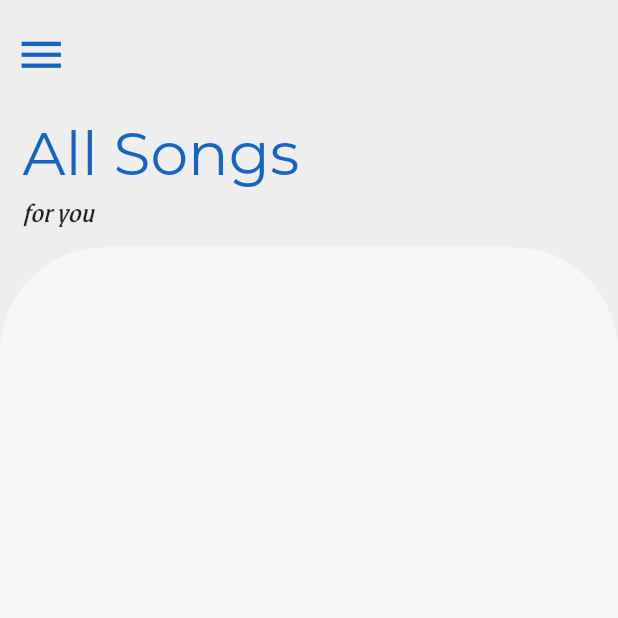
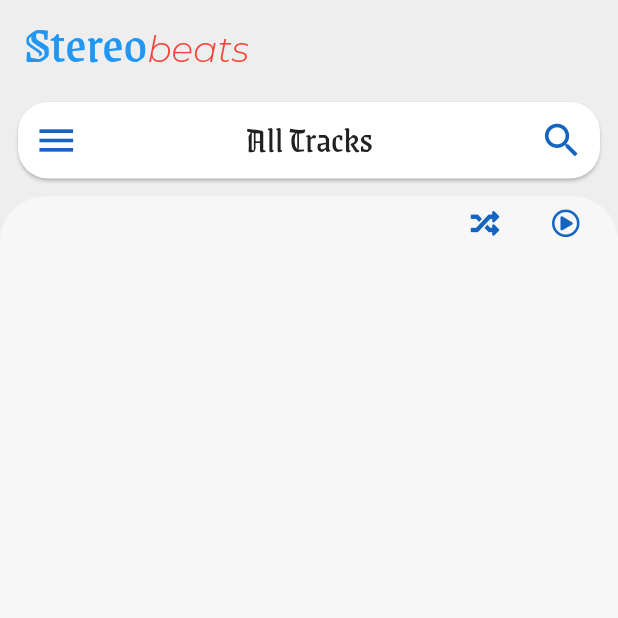
Before and after one commit to gerald-tetteh/Stereobeats-Music-Player, a Flutter app: the AllSongsScreen screen opened by its route, on a phone screen of 412 x 824 dp, the top half of it. Run offline on Flutter 3.47's test engine with Material 2 defaults, Android fonts, the phone set to English and light mode, and no system bars; our stand-ins replace assets_audio_player, carousel_slider, font_awesome_flutter, shared_preferences, sqflite; accounts and stored records are empty.

Commit message:
completed all songs page ui

```diff
--- a/lib/components/box_image.dart
+++ b/lib/components/box_image.dart
@@ -17,7 +17,7 @@ class BoxImage extends StatelessWidget {
       width: 60,
       decoration: BoxDecoration(
         borderRadius: BorderRadius.circular(15),
-        color: Colors.blue,
+        color: Color(0xff212121),
       ),
       child: ClipRRect(
         borderRadius: BorderRadius.circular(15),
--- a/lib/components/custum_list_view.dart
+++ b/lib/components/custum_list_view.dart
@@ -6,8 +6,8 @@ import '../utils/default_util.dart';
 import '../components/box_image.dart';
 import '../provider/music_player.dart';
 
-class CustumListView extends StatelessWidget {
-  const CustumListView({
+class CustomListView extends StatelessWidget {
+  const CustomListView({
     Key key,
     @required this.song,
     @required this.songs,
--- a/lib/components/play_page_controls.dart
+++ b/lib/components/play_page_controls.dart
@@ -15,14 +15,14 @@ class PlayPageControls extends StatelessWidget {
   @override
   Widget build(BuildContext context) {
     return Padding(
-      padding: const EdgeInsets.fromLTRB(15, 7, 15, 15),
+      padding: const EdgeInsets.fromLTRB(12, 0, 12, 0),
       child: Card(
         elevation: 5,
         shape: RoundedRectangleBorder(
           borderRadius: BorderRadius.circular(100),
         ),
         child: Container(
-          padding: EdgeInsets.all(15),
+          padding: EdgeInsets.all(10),
           child: Row(
             mainAxisAlignment: MainAxisAlignment.spaceAround,
             children: [
--- a/lib/pages/all_songs_page.dart
+++ b/lib/pages/all_songs_page.dart
@@ -1,10 +1,15 @@
 import 'package:flutter/material.dart';
 import 'package:provider/provider.dart';
+import 'package:font_awesome_flutter/font_awesome_flutter.dart';
 
+import '../components/box_image.dart';
 import '../provider/songItem.dart';
 import '../utils/color_util.dart';
 import '../utils/text_util.dart';
-import '../components/custum_list_view.dart';
+import '../utils/default_util.dart';
+import '../components/customDrawer.dart';
+import '../provider/music_player.dart';
+import '../components/mini_player.dart';
 
 class AllSongsScreen extends StatelessWidget {
   static const routeName = "/all-songs";
@@ -12,68 +17,141 @@ class AllSongsScreen extends StatelessWidget {
   Widget build(BuildContext context) {
     final mediaQuery = MediaQuery.of(context);
     final songs = Provider.of<SongProvider>(context).songs;
+    GlobalKey<ScaffoldState> _scaffoldKey = GlobalKey();
     return Scaffold(
       backgroundColor: Color(0xffeeeeee),
-      body: Column(
-        children: [
-          Container(
-            color: Color(0xffeeeeee),
-            height: mediaQuery.size.height * 0.2,
-            child: Stack(
+      drawer: CustomDrawer(),
+      key: _scaffoldKey,
+      appBar: AppBar(
+        title: DefaultUtil.appName,
+        automaticallyImplyLeading: false,
+        backgroundColor: Colors.transparent,
+      ),
+      body: Stack(
         fit: StackFit.expand,
         children: [
-                Container(),
-                Positioned(
-                  top: 19,
-                  left: 10,
-                  child: Icon(
+          Column(
+            children: [
+              Padding(
+                padding: const EdgeInsets.all(8.0),
+                child: Card(
+                  shape: RoundedRectangleBorder(
+                    borderRadius: BorderRadius.circular(20),
+                  ),
+                  child: Row(
+                    mainAxisAlignment: MainAxisAlignment.spaceBetween,
+                    children: [
+                      IconButton(
+                        icon: Icon(
                           Icons.menu,
-                    size: TextUtil.large,
+                          size: TextUtil.medium,
                         ),
+                        onPressed: () => _scaffoldKey.currentState.openDrawer(),
                       ),
-                Positioned(
-                  bottom: 0,
-                  left: 0,
-                  child: Container(
-                    padding: const EdgeInsets.fromLTRB(15, 10, 10, 10),
-                    child: Column(
-                      crossAxisAlignment: CrossAxisAlignment.start,
-                      children: [
                       Text(
-                          "All Songs",
+                        "All Tracks",
                         style: TextUtil.pageHeadingTop,
                       ),
-                        Text(
-                          "for you",
-                          style: TextUtil.pageHeadingBottom,
+                      IconButton(
+                        icon: Icon(
+                          Icons.search,
+                          size: TextUtil.medium,
+                        ),
+                        onPressed: () {},
                       ),
                     ],
                   ),
                 ),
               ),
+              Expanded(
+                child: Container(
+                  decoration: BoxDecoration(
+                    color: ColorUtil.white,
+                    borderRadius: const BorderRadius.only(
+                      topLeft: const Radius.circular(30),
+                      topRight: const Radius.circular(30),
+                    ),
+                  ),
+                  child: ClipRRect(
+                    borderRadius: const BorderRadius.only(
+                      topLeft: const Radius.circular(30),
+                      topRight: const Radius.circular(30),
+                    ),
+                    child: Column(
+                      crossAxisAlignment: CrossAxisAlignment.end,
+                      children: [
+                        Container(
+                          width: mediaQuery.size.width * 0.3,
+                          padding: const EdgeInsets.all(8),
+                          child: Row(
+                            mainAxisAlignment: MainAxisAlignment.spaceAround,
+                            children: [
+                              FaIcon(
+                                FontAwesomeIcons.random,
+                                size: TextUtil.xsmall,
+                              ),
+                              FaIcon(
+                                FontAwesomeIcons.playCircle,
+                                size: TextUtil.xsmall,
+                              ),
                             ],
                           ),
                         ),
                         Expanded(
-            child: Container(
-              decoration: BoxDecoration(
-                borderRadius: BorderRadius.only(
-                  topLeft: Radius.circular(70),
-                  topRight: Radius.circular(70),
-                ),
-                color: ColorUtil.white,
-              ),
-              child: ListView.builder(
+                          child: ListView.separated(
                             addAutomaticKeepAlives: true,
+                            separatorBuilder: (context, index) =>
+                                index != songs.length - 1
+                                    ? Divider(
+                                        indent: mediaQuery.size.width * (1 / 4),
+                                      )
+                                    : "",
                             itemCount: songs.length,
                             itemBuilder: (context, index) {
-                  return CustumListView(
-                    index: index,
-                    song: songs[index],
-                    songs: songs,
+                              return ListTile(
+                                leading: BoxImage(
+                                  path: songs[index].artPath,
+                                ),
+                                title: Text(
+                                  DefaultUtil.checkNotNull(songs[index].title)
+                                      ? songs[index].title
+                                      : DefaultUtil.unknown,
+                                ),
+                                subtitle: Text(
+                                  DefaultUtil.checkNotNull(songs[index].artist)
+                                      ? songs[index].artist
+                                      : DefaultUtil.unknown,
+                                ),
+                                onTap: () => Provider.of<AudioPlayer>(context,
+                                        listen: false)
+                                    .play(songs, index),
                               );
                             },
                           ),
+                        ),
+                        Consumer<AudioPlayer>(
+                          builder: (context, value, child) =>
+                              value.miniPlayerPresent
+                                  ? SizedBox(
+                                      height: 73,
+                                    )
+                                  : Container(),
+                        ),
+                      ],
+                    ),
+                  ),
+                ),
+              ),
+            ],
+          ),
+          Positioned(
+            bottom: 10,
+            left: 3,
+            right: 3,
+            child: Consumer<AudioPlayer>(
+              builder: (context, value, child) => value.miniPlayerPresent
+                  ? MiniPlayer(mediaQuery: mediaQuery)
+                  : Container(),
             ),
           ),
         ],
--- a/lib/pages/home.dart
+++ b/lib/pages/home.dart
@@ -109,8 +109,8 @@ class HomeScreen extends StatelessWidget {
           ),
           Positioned(
             bottom: 10,
-            left: 10,
-            right: 10,
+            left: 3,
+            right: 3,
             child: Consumer<AudioPlayer>(
               builder: (context, value, child) => value.miniPlayerPresent
                   ? MiniPlayer(mediaQuery: mediaQuery)
@@ -183,7 +183,7 @@ class _BottomSheet extends StatelessWidget {
                   addAutomaticKeepAlives: true,
                   itemCount: songs.length - 1,
                   itemBuilder: (context, index) {
-                    return CustumListView(
+                    return CustomListView(
                       song: songs[index + 1],
                       songs: songs,
                       index: index + 1,
--- a/lib/pages/play_page.dart
+++ b/lib/pages/play_page.dart
@@ -28,11 +28,9 @@ class _PlayMusicScreenState extends State<PlayMusicScreen> {
       ),
       Expanded(
         child: Container(
-          margin: _isLandScape
-              ? EdgeInsets.fromLTRB(0, 10, 0, 0)
-              : EdgeInsets.fromLTRB(0, 45, 0, 0),
+          margin: EdgeInsets.fromLTRB(0, 10, 0, 0),
           child: Column(
-            mainAxisAlignment: MainAxisAlignment.spaceBetween,
+            mainAxisAlignment: MainAxisAlignment.spaceAround,
             children: [
               Column(
                 children: [
--- a/lib/provider/music_player.dart
+++ b/lib/provider/music_player.dart
@@ -98,7 +98,8 @@ class AudioPlayer with ChangeNotifier {
   Future<void> play(List<SongItem> songs, [int startIndex = 0]) async {
     audioPlayer.shuffle = prefs.getBool("shuffle") ?? false;
     await audioPlayer.open(
-      Playlist(audios: audioSongs(songs), startIndex: 0),
+      Playlist(audios: audioSongs(songs)),
+      autoStart: false,
       loopMode:
           checkLoopMode(prefs.getString("loopMode") ?? "") ?? LoopMode.none,
       showNotification: true,
@@ -114,14 +115,14 @@ class AudioPlayer with ChangeNotifier {
       ),
     );
     await audioPlayer.playlistPlayAtIndex(startIndex);
+    changePageController();
     miniPlayerPresent = true;
-    changePageController();
+    notifyListeners();
     audioPlayer.onReadyToPlay.listen((event) {
       changePageController();
       notifyListeners();
       animateCarousel();
     });
-    notifyListeners();
   }
 
   Future<void> playOrPause() async {
--- a/lib/utils/text_util.dart
+++ b/lib/utils/text_util.dart
@@ -1,6 +1,4 @@
 import 'package:flutter/material.dart';
-
-import 'color_util.dart';
 
 class TextUtil {
   static const double xsmall = 19;
@@ -25,12 +23,8 @@ class TextUtil {
     fontFamily: "Grenze",
   );
   static const TextStyle pageHeadingTop = TextStyle(
-    fontSize: 40,
-    color: Color(0xff1565c0),
-  );
-  static const TextStyle pageHeadingBottom = TextStyle(
-    fontSize: TextUtil.xsmall,
+    fontSize: TextUtil.small,
+    color: Color(0xff212121),
     fontFamily: "Grenze",
-    fontStyle: FontStyle.italic,
   );
 }
```
Also changed, not shown: lib/components/customDrawer.dart (+2 -7 lines), lib/components/mini_player.dart (+14 -13 lines), lib/components/play_page_song_info.dart (+6 -9 lines), lib/provider/songItem.dart (+7 -8 lines). Lines whose indentation alone changed are shown as unchanged.
